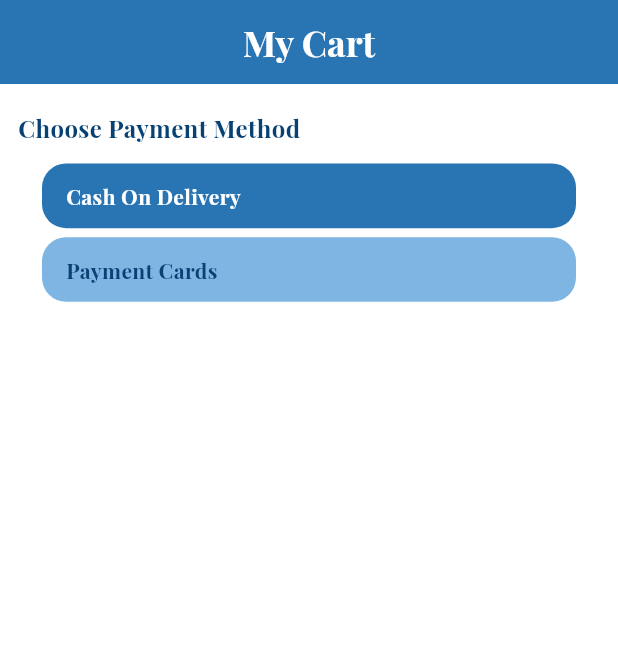
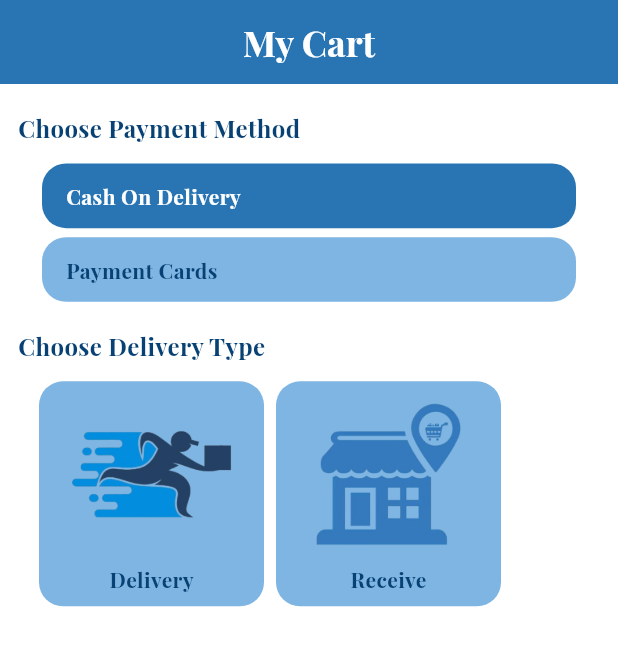
Before and after one commit to JaafarAbdulkareem/ecommerce, a Flutter app: the screen it shows after launch, on a phone screen of 412 x 824 dp. Shown: the top 646 px of the screen. Run offline on Flutter 3.47's test engine with Material 3 defaults, Android fonts, the phone set to English and light mode, and no system bars; our stand-ins replace cached_network_image, dartz, device_preview, firebase_core, flutter_cache_manager, flutter_otp_text_field and 6 more; missing offline and left inert: back_button_interceptor; accounts and stored records are empty; project files that could hold a hidden picture were left out.

Commit message:
create delivery type section

```diff
--- a/lib/controller/checkout/checkout_controller.dart
+++ b/lib/controller/checkout/checkout_controller.dart
@@ -15,7 +15,7 @@ class CheckoutControllerImp extends CheckoutController {
   late StatusRequest statusRequest;
   late String language;
   late String paymentType;
-  late String deliveryType;
+  String? deliveryType;
   late int addressType;
   @override
   void onInit() {
@@ -23,7 +23,8 @@ class CheckoutControllerImp extends CheckoutController {
 
     // userId = pref.prefs.getString(ConstantKey.keyUserId)!;
     statusRequest = StatusRequest.initial;
-    language = prefs.prefs.getString(ConstantKey.keyLanguage)??ConstantLanguage.en;
+    language =
+        prefs.prefs.getString(ConstantKey.keyLanguage) ?? ConstantLanguage.en;
     paymentType = ConstantKey.cachOption;
 
     super.onInit();
--- a/lib/core/constant/app_images.dart
+++ b/lib/core/constant/app_images.dart
@@ -5,6 +5,14 @@ class AppImages {
   /// Assets for imagesCamera
   /// assets/images/camera.svg
   static const String imagesCamera = "assets/images/camera.svg";
+
+  /// Assets for imagesDelivery
+  /// assets/images/delivery.png
+  static const String imagesDelivery = "assets/images/delivery.png";
+
+  /// Assets for imagesDelivery2
+  /// assets/images/delivery2.png
+  static const String imagesDelivery2 = "assets/images/delivery2.png";
 
   /// Assets for imagesDiscount
   /// assets/images/discount.png
@@ -40,12 +48,15 @@ class AppImages {
 
   /// Assets for imagesOnboardingthree
   /// assets/images/onboardingthree.PNG
-  static const String imagesOnboardingthree =
-      "assets/images/onboardingthree.PNG";
+  static const String imagesOnboardingthree = "assets/images/onboardingthree.PNG";
 
   /// Assets for imagesOnboardingtwo
   /// assets/images/onboardingtwo.PNG
   static const String imagesOnboardingtwo = "assets/images/onboardingtwo.PNG";
+
+  /// Assets for imagesReceive
+  /// assets/images/receive.png
+  static const String imagesReceive = "assets/images/receive.png";
 
   /// Assets for imagesShirt
   /// assets/images/shirt.svg
--- a/lib/view/widget/checkout/body_checkout_view.dart
+++ b/lib/view/widget/checkout/body_checkout_view.dart
@@ -1,3 +1,4 @@
+import 'package:ecommerce/view/widget/checkout/delivery_method.dart';
 import 'package:ecommerce/view/widget/checkout/payment_method.dart';
 import 'package:flutter/material.dart';
 
@@ -10,9 +11,12 @@ class BodyCheckoutView extends StatelessWidget {
       child: Padding(
         padding: EdgeInsets.symmetric(horizontal: 12),
         child: Column(
+          crossAxisAlignment: CrossAxisAlignment.start,
           children: [
             SizedBox(height: 6),
             PaymentMethod(),
+            SizedBox(height: 6),
+            DeliveryMethod(),
           ],
         ),
       ),
--- /dev/null
+++ b/lib/view/widget/checkout/delivery_method.dart
@@ -0,0 +1,22 @@
+import 'package:ecommerce/core/localization/key_language.dart';
+import 'package:ecommerce/view/widget/checkout/options_delivery_method.dart';
+import 'package:ecommerce/view/widget/checkout/title_checkout.dart';
+import 'package:flutter/material.dart';
+import 'package:get/get.dart';
+
+class DeliveryMethod extends StatelessWidget {
+  const DeliveryMethod({super.key});
+
+  @override
+  Widget build(BuildContext context) {
+    return Column(
+      crossAxisAlignment: CrossAxisAlignment.start,
+      children: [
+        TitleCheckout(
+          title: KeyLanguage.titleDeliveryType.tr,
+        ),
+        const OptionsDeliveryMethod(),
+      ],
+    );
+  }
+}
--- /dev/null
+++ b/lib/view/widget/checkout/item_delivery_method.dart
@@ -0,0 +1,54 @@
+import 'package:ecommerce/core/constant/app_color.dart';
+import 'package:ecommerce/core/constant/app_style.dart';
+import 'package:flutter/material.dart';
+
+class ItemDeliveryMethod extends StatelessWidget {
+  const ItemDeliveryMethod({
+    super.key,
+    required this.image,
+    required this.text,
+    required this.isActive,
+    required this.onTap,
+  });
+  final String image, text;
+  final bool isActive;
+  final VoidCallback onTap;
+
+  @override
+  Widget build(BuildContext context) {
+    return GestureDetector(
+      onTap: onTap,
+      child: Container(
+        width: 150,
+        height: 150,
+        padding: const EdgeInsets.symmetric(
+          horizontal: 4,
+          vertical: 2,
+        ),
+        decoration: BoxDecoration(
+          color: isActive ? AppColor.primary : AppColor.optionCheckout,
+          borderRadius: BorderRadius.circular(16),
+        ),
+        child: Column(
+          children: [
+            Image.asset(
+              image,
+              width: 130,
+              height: 120,
+              fit: BoxFit.cover,
+              color: isActive ? AppColor.iconColor : null,
+            ),
+            Text(
+              text,
+              style: AppStyle.styleSemiBold14(context).copyWith(
+                color: isActive
+                    ? AppColorText.textButton
+                    : AppColorText.titleProductDetail,
+              ),
+            ),
+          ],
+        ),
+      ),
+    );
+  }
+}
--- /dev/null
+++ b/lib/view/widget/checkout/options_delivery_method.dart
@@ -0,0 +1,45 @@
+import 'package:ecommerce/controller/checkout/checkout_controller.dart';
+import 'package:ecommerce/core/constant/app_images.dart';
+import 'package:ecommerce/core/constant/constant_key.dart';
+import 'package:ecommerce/core/localization/key_language.dart';
+import 'package:ecommerce/view/widget/checkout/item_delivery_method.dart';
+import 'package:flutter/material.dart';
+import 'package:get/get.dart';
+
+class OptionsDeliveryMethod extends StatelessWidget {
+  const OptionsDeliveryMethod({super.key});
+
+  @override
+  Widget build(BuildContext context) {
+    return GetBuilder<CheckoutControllerImp>(
+      id: ConstantKey.idDeliveryType,
+      builder: (controller) {
+        return SingleChildScrollView(
+          scrollDirection: Axis.horizontal,
+          child: Row(
+            children: [
+              const SizedBox(width: 14),
+              ItemDeliveryMethod(
+                text: KeyLanguage.deliveryOption.tr,
+                image: AppImages.imagesDelivery,
+                isActive: ConstantKey.deliveryOption == controller.deliveryType,
+                onTap: () {
+                  controller.chooseDeliveryType(ConstantKey.deliveryOption);
+                },
+              ),
+              const SizedBox(width: 8),
+              ItemDeliveryMethod(
+                text: KeyLanguage.receiveOption.tr,
+                image: AppImages.imagesReceive,
+                isActive: ConstantKey.receiveOption == controller.deliveryType,
+                onTap: () {
+                  controller.chooseDeliveryType(ConstantKey.receiveOption);
+                },
+              ),
+            ],
+          ),
+        );
+      },
+    );
+  }
+}
```
Also changed, not shown: assets/images/delivery.png (added), assets/images/receive.png (added).
